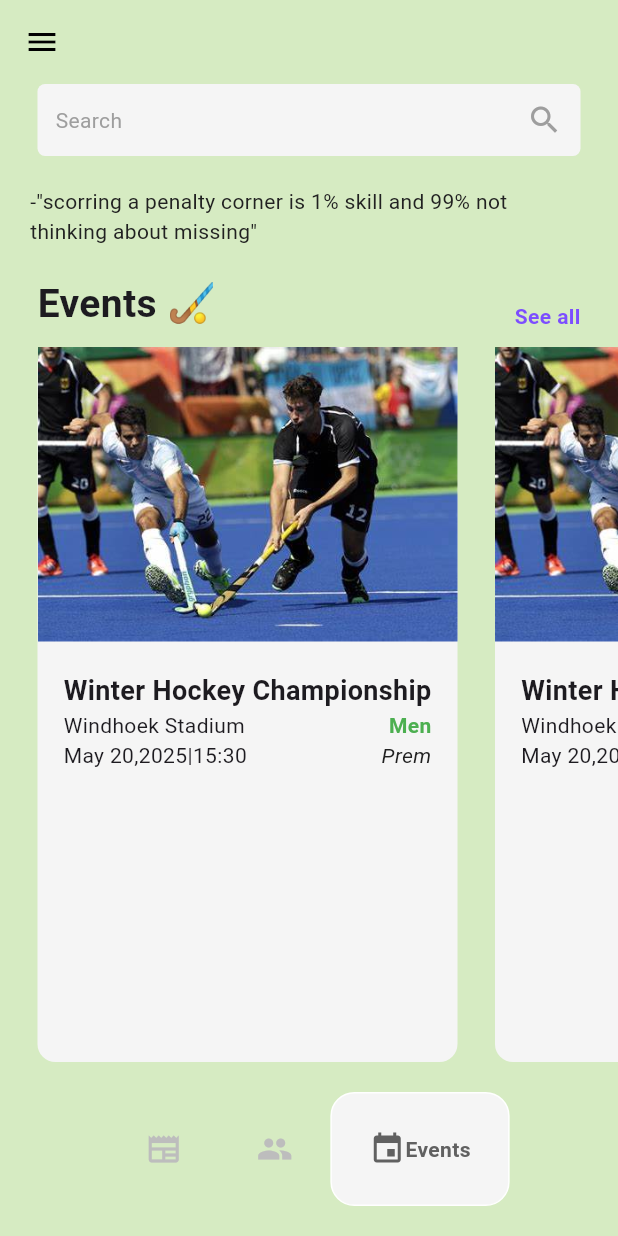
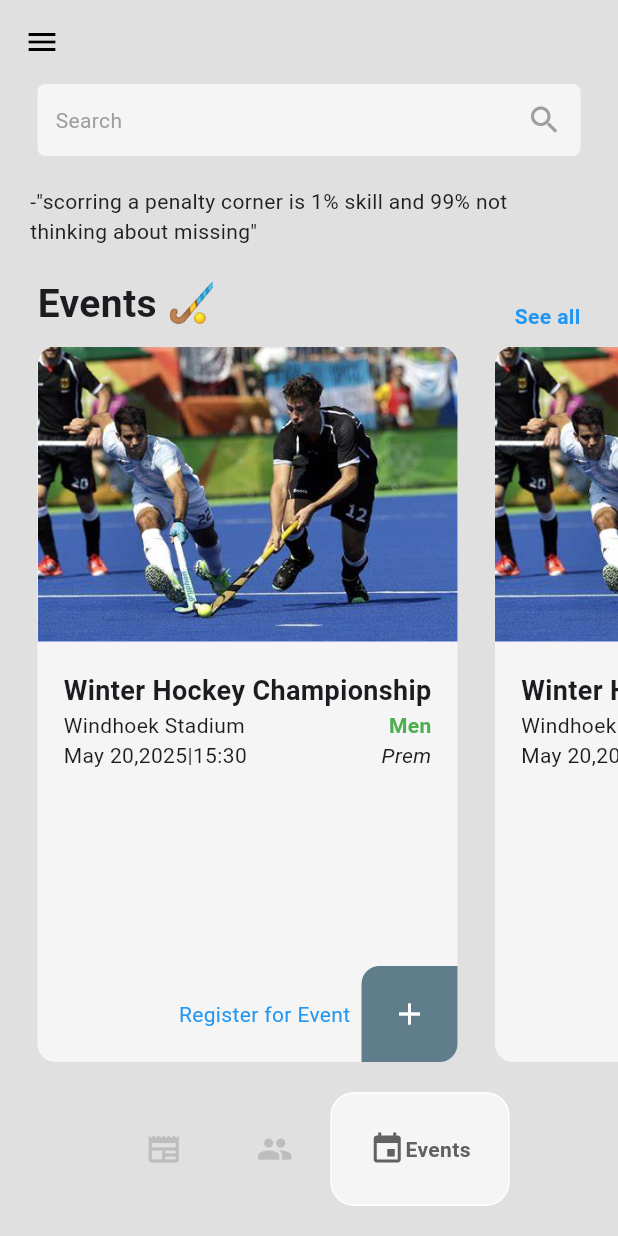
Before and after one commit to GuarY-wtSG/namibian_hockey_association, a Flutter app: the Landing screen opened by its route, item 3 of the bottom bar chosen, on a phone screen of 412 x 824 dp. Run offline on Flutter 3.47's test engine with Material 3 defaults, Android fonts, the phone set to English and light mode, and no system bars; drawn by our look-alikes of google_nav_bar.

```diff
--- a/lib/pages/events.dart
+++ b/lib/pages/events.dart
@@ -57,7 +57,7 @@ class _EventsState extends State<Events> {
                 'See all',
                 style: TextStyle(
                   fontWeight: FontWeight.bold,
-                  color: Colors.deepPurpleAccent,
+                  color: Colors.blue,
                 ),
               ),
             ],
--- a/lib/pages/landing.dart
+++ b/lib/pages/landing.dart
@@ -102,7 +102,7 @@ class _LandingState extends State<Landing> {
           ],
         ),
       ),
-      backgroundColor: const Color.fromARGB(255, 214, 235, 194),
+      backgroundColor: Colors.grey[300],
       body: _pages[_selectedIndex],
     );
   }
--- a/lib/pages/widgets/event_tile.dart
+++ b/lib/pages/widgets/event_tile.dart
@@ -17,7 +17,13 @@ class EventTile extends StatelessWidget {
       child: Column(
         children: [
           //event pics
-          ClipRRect(child: Image.asset(event.imagePath)),
+          ClipRRect(
+            borderRadius: BorderRadius.only(
+              topLeft: Radius.circular(12),
+              topRight: Radius.circular(12),
+            ),
+            child: Image.asset(event.imagePath),
+          ),
 
           //event details
           Container(
@@ -25,6 +31,7 @@ class EventTile extends StatelessWidget {
             padding: const EdgeInsets.all(12),
             /* decoration: BoxDecoration(
               borderRadius: BorderRadius.circular(10),
+              color: Colors.black,
             ), */
             child: Stack(
               children: [
@@ -42,6 +49,8 @@ class EventTile extends StatelessWidget {
                     Text(event.date!),
                   ],
                 ),
+
+                // place all the details in the correct positions
                 Positioned(
                   bottom: 0,
                   right: 0,
@@ -68,6 +77,31 @@ class EventTile extends StatelessWidget {
               ],
             ),
           ),
+
+          // jsut to ensure that the row is at the bottom of the container
+          Expanded(child: SizedBox.shrink()),
+
+          // Register button and status
+          Row(
+            mainAxisAlignment: MainAxisAlignment.end,
+            children: [
+              Text(
+                'Register for Event  ',
+                style: TextStyle(color: Colors.blue),
+              ),
+              Container(
+                padding: EdgeInsets.all(20),
+                decoration: BoxDecoration(
+                  color: Colors.blueGrey,
+                  borderRadius: BorderRadius.only(
+                    topLeft: Radius.circular(12),
+                    bottomRight: Radius.circular(12),
+                  ),
+                ),
+                child: Icon(Icons.add, color: Colors.white),
+              ),
+            ],
+          ),
         ],
       ),
     );
```
